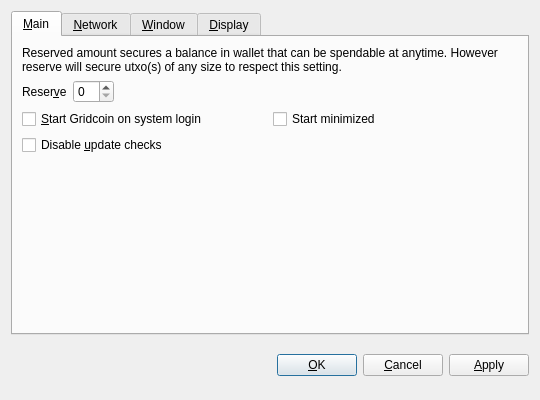
Before: the Qt Designer form src/qt/forms/optionsdialog.ui in gridcoin-community/Gridcoin-Research, drawn with Qt 5.
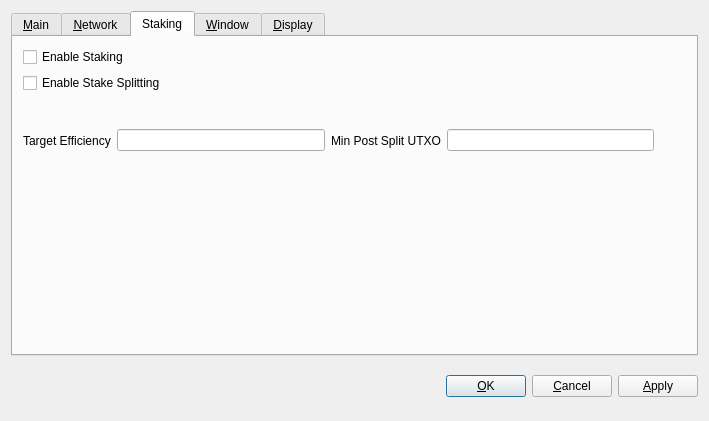
After: the same form once the commit is applied. The open tabs and pages were chosen to show the change. Custom widgets are drawn as their Qt base class.

```diff
--- a/src/qt/forms/optionsdialog.ui
+++ b/src/qt/forms/optionsdialog.ui
@@ -6,8 +6,8 @@
    <rect>
     <x>0</x>
     <y>0</y>
-    <width>540</width>
-    <height>400</height>
+    <width>709</width>
+    <height>421</height>
    </rect>
   </property>
   <property name="windowTitle">
@@ -254,6 +254,88 @@
        </item>
       </layout>
      </widget>
+     <widget class="QWidget" name="tabStaking">
+      <attribute name="title">
+       <string>Staking</string>
+      </attribute>
+      <widget class="QWidget" name="layoutWidget">
+       <property name="geometry">
+        <rect>
+         <x>10</x>
+         <y>10</y>
+         <width>651</width>
+         <height>135</height>
+        </rect>
+       </property>
+       <layout class="QVBoxLayout" name="verticalLayout_StakeSplit">
+        <item>
+         <widget class="QCheckBox" name="enableStaking">
+          <property name="toolTip">
+           <string>This enables or disables staking (the default is enabled). Note that a change to this setting will permanently override the config file with an entry in the settings file.</string>
+          </property>
+          <property name="text">
+           <string>Enable Staking</string>
+          </property>
+         </widget>
+        </item>
+        <item>
+         <widget class="QCheckBox" name="enableStakeSplit">
+          <property name="toolTip">
+           <string>This enables or disables splitting of stake outputs to optimize staking (default disabled). Note that a change to this setting will permanently override the config file with an entry in the settings file.</string>
+          </property>
+          <property name="text">
+           <string>Enable Stake Splitting</string>
+          </property>
+         </widget>
+        </item>
+        <item>
+         <layout class="QHBoxLayout" name="horizontalLayout_StakeSplit">
+          <item>
+           <widget class="QLabel" name="stakingEfficiencyLabel">
+            <property name="text">
+             <string>Target Efficiency</string>
+            </property>
+           </widget>
+          </item>
+          <item>
+           <widget class="QValidatedLineEdit" name="stakingEfficiency">
+            <property name="toolTip">
+             <string>Valid values are between 75 and 98 percent. Note that a change to this setting will permanently override the config file with an entry in the settings file.</string>
+            </property>
+           </widget>
+          </item>
+          <item>
+           <widget class="QLabel" name="minPostSplitOutputValueLabel">
+            <property name="text">
+             <string>Min Post Split UTXO</string>
+            </property>
+           </widget>
+          </item>
+          <item>
+           <widget class="QValidatedLineEdit" name="minPostSplitOutputValue">
+            <property name="toolTip">
+             <string>Valid values are 800 or greater. Note that a change to this setting will permanently override the config file with an entry in the settings file.</string>
+            </property>
+           </widget>
+          </item>
+          <item>
+           <spacer name="verticalSpacer_StakeSplit">
+            <property name="orientation">
+             <enum>Qt::Vertical</enum>
+            </property>
+            <property name="sizeHint" stdset="0">
+             <size>
+              <width>20</width>
+              <height>40</height>
+             </size>
+            </property>
+           </spacer>
+          </item>
+         </layout>
+        </item>
+       </layout>
+      </widget>
+     </widget>
      <widget class="QWidget" name="tabWindow">
       <attribute name="title">
        <string>&amp;Window</string>
```
